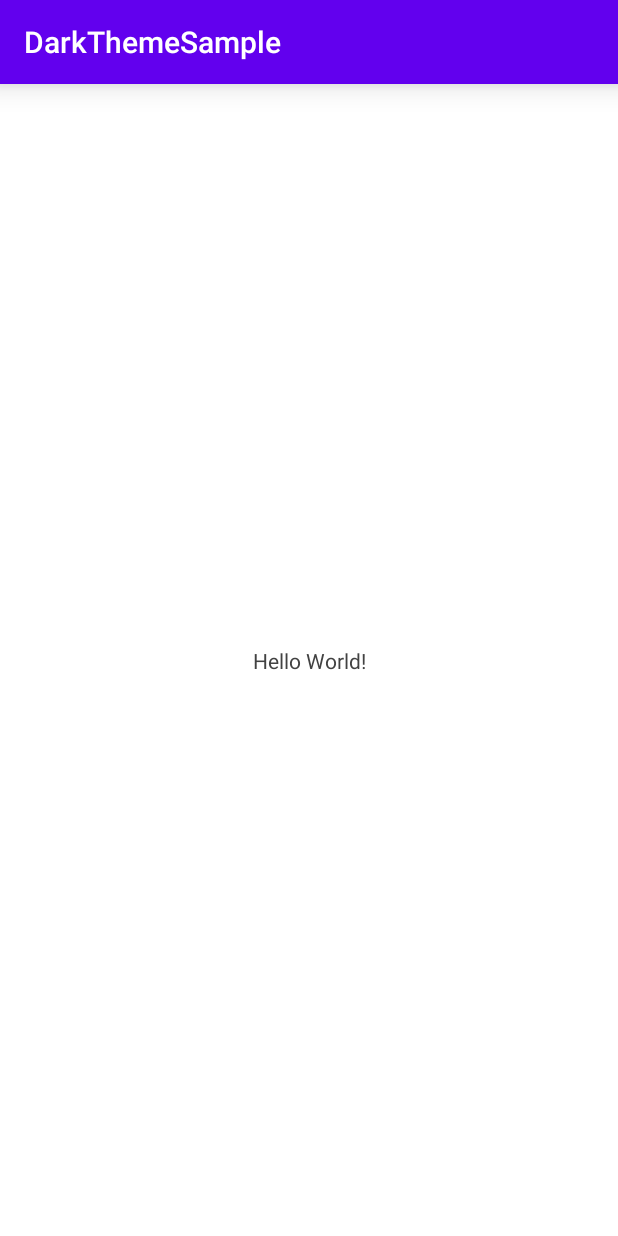
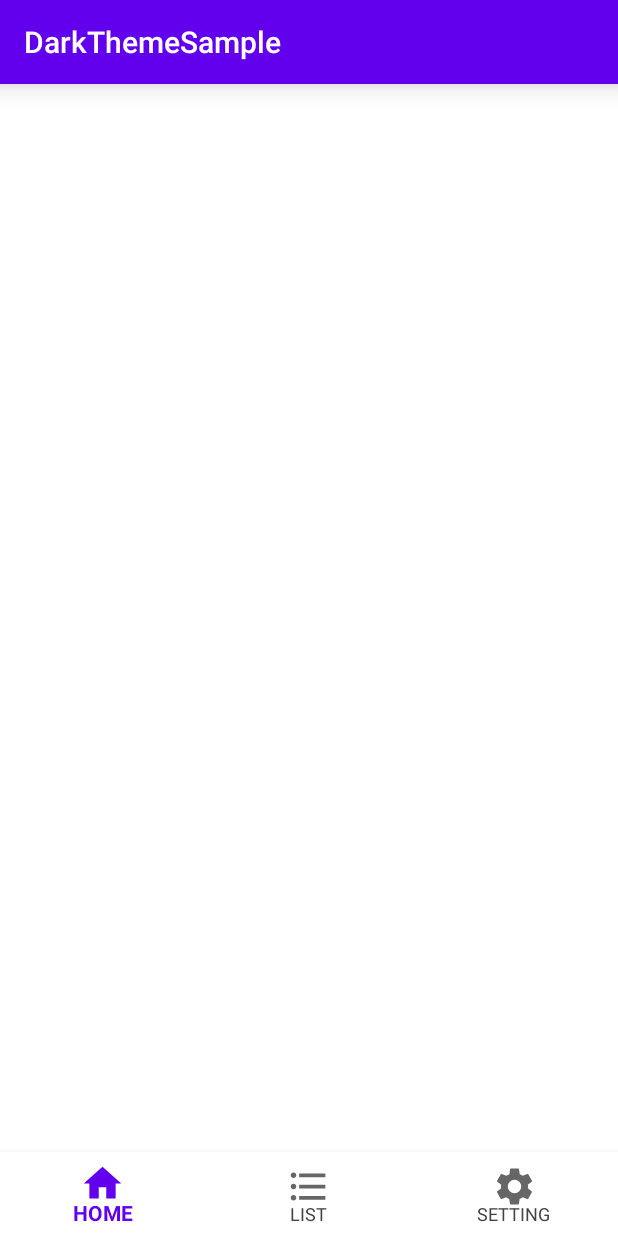
Before and after one commit to askldfghj/DarkThemeSample, an Android app: the screen it shows after launch (MainActivity), on a phone screen of 412 x 824 dp. Run offline under Robolectric (Android 15) with nearby library versions, the phone set to English and light mode, and no system bars; our stand-ins replace data binding.

Commit message:
set Bottom Navigation View

```diff
--- a/app/build.gradle
+++ b/app/build.gradle
@@ -40,6 +40,7 @@ dependencies {
     implementation 'androidx.core:core-ktx:1.2.0'
     implementation 'androidx.constraintlayout:constraintlayout:1.1.3'
     implementation 'androidx.fragment:fragment-ktx:1.2.4'
+    implementation 'com.google.android.material:material:1.1.0'
     testImplementation 'junit:junit:4.13'
     androidTestImplementation 'androidx.test.ext:junit:1.1.1'
     androidTestImplementation 'androidx.test.espresso:espresso-core:3.2.0'
--- /dev/null
+++ b/app/src/main/res/color/bottom_navigation_color_selector.xml
@@ -0,0 +1,9 @@
+<?xml version="1.0" encoding="utf-8"?>
+<selector xmlns:android="http://schemas.android.com/apk/res/android">
+    <item
+        android:state_checked="true"
+        android:color="@color/bottomMenuColorActivated" />
+    <item
+        android:state_checked="false"
+        android:color="@color/bottomMenuColorInActivated"  />
+</selector>
--- /dev/null
+++ b/app/src/main/res/drawable/ic_bottom_home.xml
@@ -0,0 +1,9 @@
+<vector xmlns:android="http://schemas.android.com/apk/res/android"
+        android:width="24dp"
+        android:height="24dp"
+        android:viewportWidth="24.0"
+        android:viewportHeight="24.0">
+    <path
+        android:fillColor="#FF000000"
+        android:pathData="M10,20v-6h4v6h5v-8h3L12,3 2,12h3v8z"/>
+</vector>
--- /dev/null
+++ b/app/src/main/res/drawable/ic_bottom_list.xml
@@ -0,0 +1,9 @@
+<vector xmlns:android="http://schemas.android.com/apk/res/android"
+        android:width="24dp"
+        android:height="24dp"
+        android:viewportWidth="24.0"
+        android:viewportHeight="24.0">
+    <path
+        android:fillColor="#FF000000"
+        android:pathData="M4,10.5c-0.83,0 -1.5,0.67 -1.5,1.5s0.67,1.5 1.5,1.5 1.5,-0.67 1.5,-1.5 -0.67,-1.5 -1.5,-1.5zM4,4.5c-0.83,0 -1.5,0.67 -1.5,1.5S3.17,7.5 4,7.5 5.5,6.83 5.5,6 4.83,4.5 4,4.5zM4,16.5c-0.83,0 -1.5,0.68 -1.5,1.5s0.68,1.5 1.5,1.5 1.5,-0.68 1.5,-1.5 -0.67,-1.5 -1.5,-1.5zM7,19h14v-2L7,17v2zM7,13h14v-2L7,11v2zM7,5v2h14L21,5L7,5z"/>
+</vector>
--- /dev/null
+++ b/app/src/main/res/drawable/ic_bottom_setting.xml
@@ -0,0 +1,9 @@
+<vector xmlns:android="http://schemas.android.com/apk/res/android"
+        android:width="24dp"
+        android:height="24dp"
+        android:viewportWidth="24"
+        android:viewportHeight="24">
+    <path
+        android:fillColor="#FF000000"
+        android:pathData="M19.1,12.9a2.8,2.8 0,0 0,0.1 -0.9,2.8 2.8,0 0,0 -0.1,-0.9l2.1,-1.6a0.7,0.7 0,0 0,0.1 -0.6L19.4,5.5a0.7,0.7 0,0 0,-0.6 -0.2l-2.4,1a6.5,6.5 0,0 0,-1.6 -0.9l-0.4,-2.6a0.5,0.5 0,0 0,-0.5 -0.4H10.1a0.5,0.5 0,0 0,-0.5 0.4L9.3,5.4a5.6,5.6 0,0 0,-1.7 0.9l-2.4,-1a0.4,0.4 0,0 0,-0.5 0.2l-2,3.4c-0.1,0.2 0,0.4 0.2,0.6l2,1.6a2.8,2.8 0,0 0,-0.1 0.9,2.8 2.8,0 0,0 0.1,0.9L2.8,14.5a0.7,0.7 0,0 0,-0.1 0.6l1.9,3.4a0.7,0.7 0,0 0,0.6 0.2l2.4,-1a6.5,6.5 0,0 0,1.6 0.9l0.4,2.6a0.5,0.5 0,0 0,0.5 0.4h3.8a0.5,0.5 0,0 0,0.5 -0.4l0.3,-2.6a5.6,5.6 0,0 0,1.7 -0.9l2.4,1a0.4,0.4 0,0 0,0.5 -0.2l2,-3.4c0.1,-0.2 0,-0.4 -0.2,-0.6ZM12,15.6A3.6,3.6 0,1 1,15.6 12,3.6 3.6,0 0,1 12,15.6Z"/>
+</vector>
--- a/app/src/main/res/layout/activity_main.xml
+++ b/app/src/main/res/layout/activity_main.xml
@@ -24,17 +24,17 @@
             app:layout_constraintStart_toStartOf="parent"
             app:layout_constraintEnd_toEndOf="parent"/>
 
-        <TextView
-            android:id="@+id/text1"
-            android:layout_width="wrap_content"
+        <com.google.android.material.bottomnavigation.BottomNavigationView
+            android:layout_width="match_parent"
             android:layout_height="wrap_content"
-            android:text="Hello World!"
-            android:textColor="@color/textColor"
+            android:background="@color/bottomMenuBackGroundColor"
+            app:itemIconSize="30dp"
+            app:itemTextColor="@color/bottom_navigation_color_selector"
+            app:labelVisibilityMode="labeled"
+            app:menu="@menu/bottom_menu"
             app:layout_constraintBottom_toBottomOf="parent"
-            app:layout_constraintLeft_toLeftOf="parent"
-            app:layout_constraintRight_toRightOf="parent"
-            app:layout_constraintTop_toBottomOf="@id/tool_bar"
-            />
+            app:layout_constraintStart_toStartOf="parent"
+            app:layout_constraintEnd_toEndOf="parent"/>
 
     </androidx.constraintlayout.widget.ConstraintLayout>
 </layout>
--- /dev/null
+++ b/app/src/main/res/menu/bottom_menu.xml
@@ -0,0 +1,19 @@
+<?xml version="1.0" encoding="utf-8"?>
+<menu
+    xmlns:android="http://schemas.android.com/apk/res/android">
+    <item
+        android:id="@+id/menu_home"
+        android:title="@string/bottom_menu_home"
+        android:icon="@drawable/ic_bottom_home"
+        />
+    <item
+        android:id="@+id/menu_list"
+        android:title="@string/bottom_menu_list"
+        android:icon="@drawable/ic_bottom_list"
+        />
+    <item
+        android:id="@+id/menu_setting"
+        android:title="@string/bottom_menu_setting"
+        android:icon="@drawable/ic_bottom_setting"
+        />
+</menu>
--- a/app/src/main/res/values-night/colors.xml
+++ b/app/src/main/res/values-night/colors.xml
@@ -16,4 +16,6 @@
 
     <color name="toolBarColor">@color/colorContents</color>
     <color name="textColor">#FFFFFF</color>
+
+    <color name="bottomMenuBackGroundColor">@color/colorContents</color>
 </resources>
--- a/app/src/main/res/values/colors.xml
+++ b/app/src/main/res/values/colors.xml
@@ -21,4 +21,8 @@
     <color name="toolBarColor">@color/colorPrimary</color>
     <color name="toolBarTextColor">#FFFFFF</color>
     <color name="textColor">#424242</color>
+
+    <color name="bottomMenuColorActivated">@color/colorPrimary</color>
+    <color name="bottomMenuColorInActivated">@color/textColor</color>
+    <color name="bottomMenuBackGroundColor">@color/colorBackground</color>
 </resources>
--- a/app/src/main/res/values/strings.xml
+++ b/app/src/main/res/values/strings.xml
@@ -1,3 +1,7 @@
 <resources>
     <string name="app_name">DarkThemeSample</string>
+
+    <string name="bottom_menu_home">HOME</string>
+    <string name="bottom_menu_list">LIST</string>
+    <string name="bottom_menu_setting">SETTING</string>
 </resources>
```
